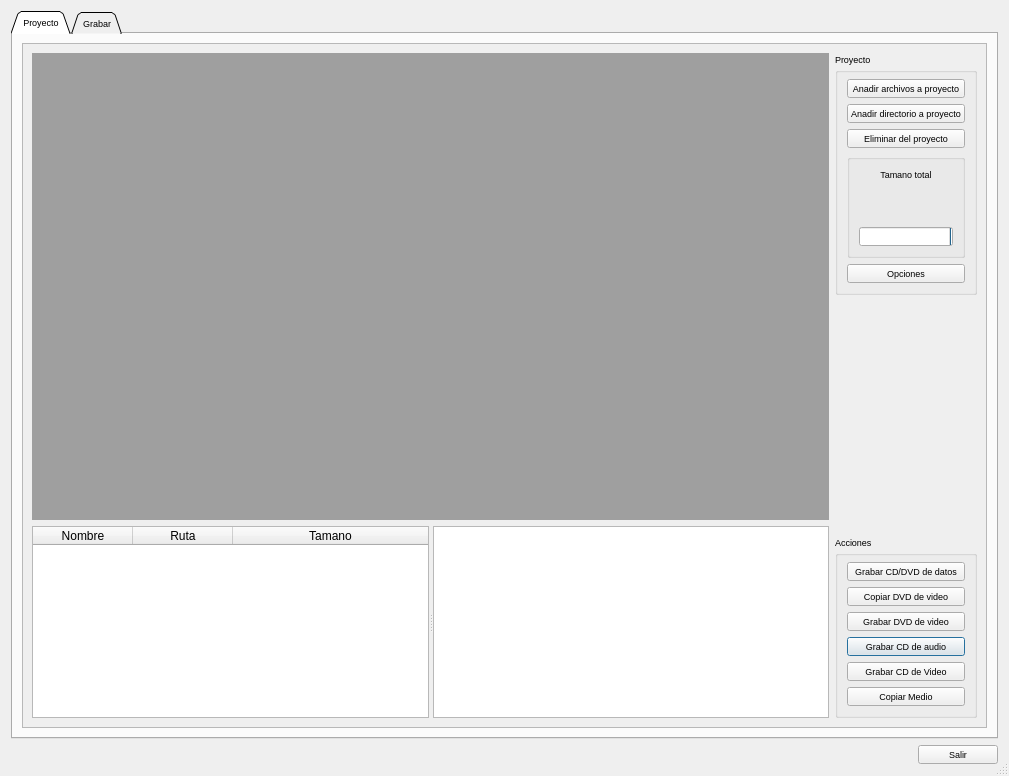
Old version of the form burn.ui in the repository kapyderi/recoverdrake-v3.
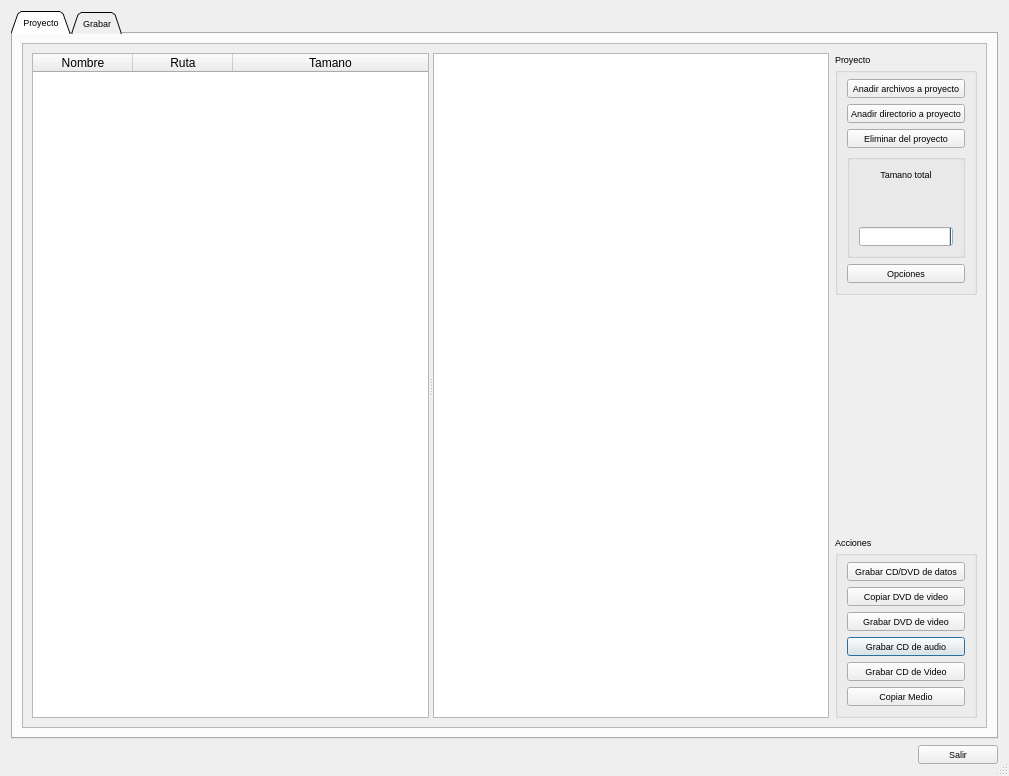
New version of the form. Icons and pictures are not drawn.

Patch:
```diff
--- a/burn.ui
+++ b/burn.ui
@@ -62,8 +62,8 @@
            <rect>
             <x>0</x>
             <y>0</y>
-            <width>965</width>
-            <height>656</height>
+            <width>967</width>
+            <height>662</height>
            </rect>
           </property>
           <layout class="QGridLayout" name="gridLayout_10">
@@ -147,7 +147,7 @@
               </widget>
              </item>
              <item row="0" column="0">
-              <widget class="QMdiArea" name="mdiArea"/>
+              <layout class="QGridLayout" name="gridLayout_28"/>
              </item>
             </layout>
            </item>
@@ -508,7 +508,7 @@
              </layout>
             </widget>
            </item>
-           <item row="1" column="1">
+           <item row="1" column="1" colspan="2">
             <spacer name="verticalSpacer">
              <property name="orientation">
               <enum>Qt::Vertical</enum>
```
Left out of the diff: 3 changed lines with no effect on the pictures.
